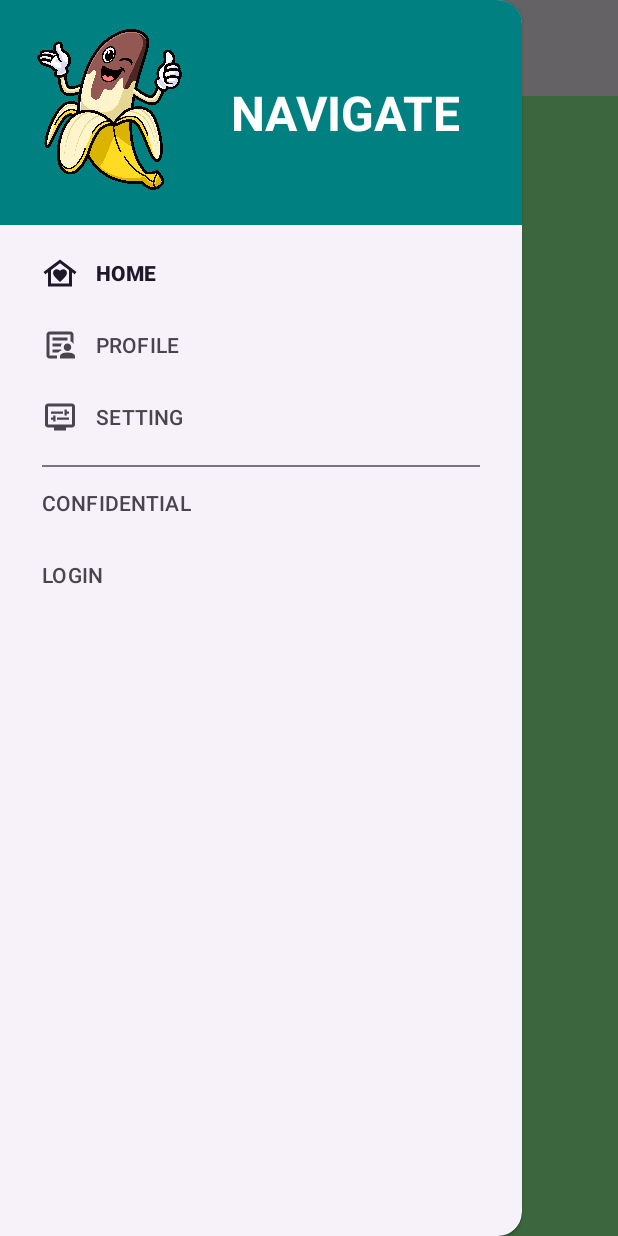
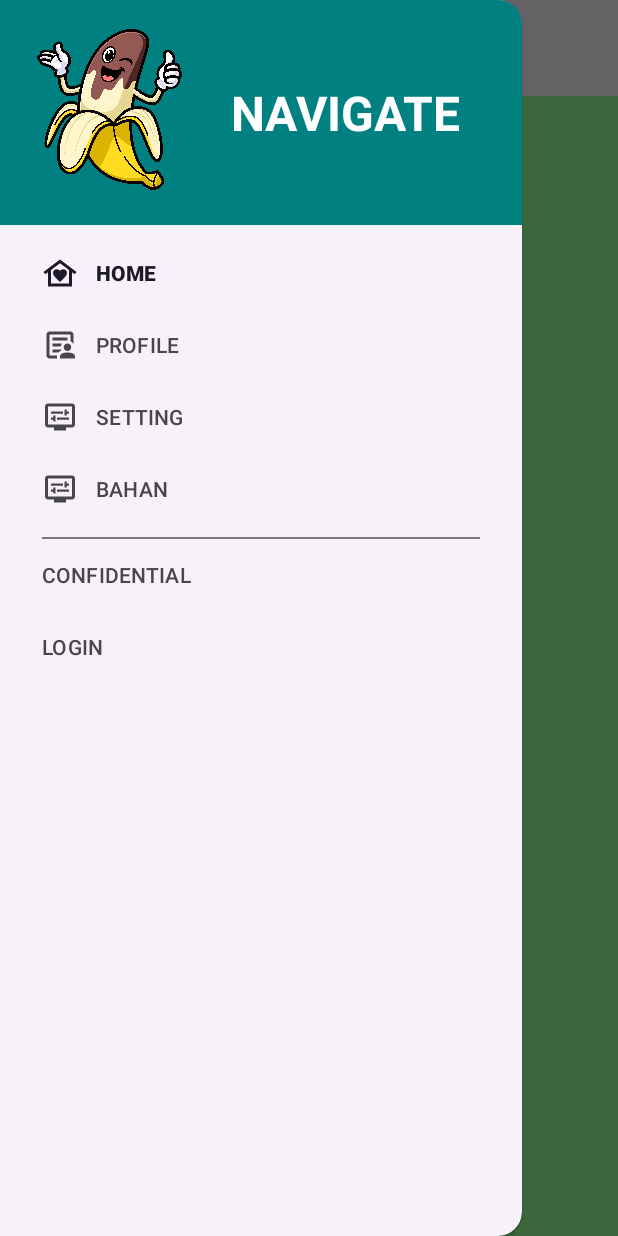
Before and after one commit to ChristopherJ123/PABA_BelajarNavigation, an Android app: the screen it shows after launch (MainActivity), with the side drawer open, on a phone screen of 412 x 824 dp. Run offline under Robolectric (Android 15) with nearby library versions, the phone set to English and light mode, and no system bars; our stand-ins replace navigation-ui.

Commit message:
latihan listview 1

```diff
--- a/app/src/main/res/menu/nav_menu.xml
+++ b/app/src/main/res/menu/nav_menu.xml
@@ -21,6 +21,11 @@
         android:title="SETTING"/>
 
     <item
+        android:id="@+id/bahanFragment"
+        android:icon="@drawable/outline_display_settings_24"
+        android:title="BAHAN"/>
+
+    <item
         android:title="CONFIDENTIAL">
         <menu>
             <group android:checkableBehavior="single">
--- a/app/src/main/res/navigation/navigation_utama.xml
+++ b/app/src/main/res/navigation/navigation_utama.xml
@@ -30,4 +30,9 @@
         android:name="uts.c14230260.paba_mynavigation.SettingFragment"
         android:label="Setting"
         tools:layout="@layout/fragment_setting" />
+    <fragment
+        android:id="@+id/bahanFragment"
+        android:name="uts.c14230260.paba_mynavigation.BahanFragment"
+        android:label="Bahan"
+        tools:layout="@layout/fragment_bahan" />
 </navigation>
```
Also changed, not shown: app/src/main/java/uts/c14230260/paba_mynavigation/BahanFragment.kt (added, +59 -0 lines), app/src/main/res/layout/fragment_bahan.xml (added, +18 -0 lines).
